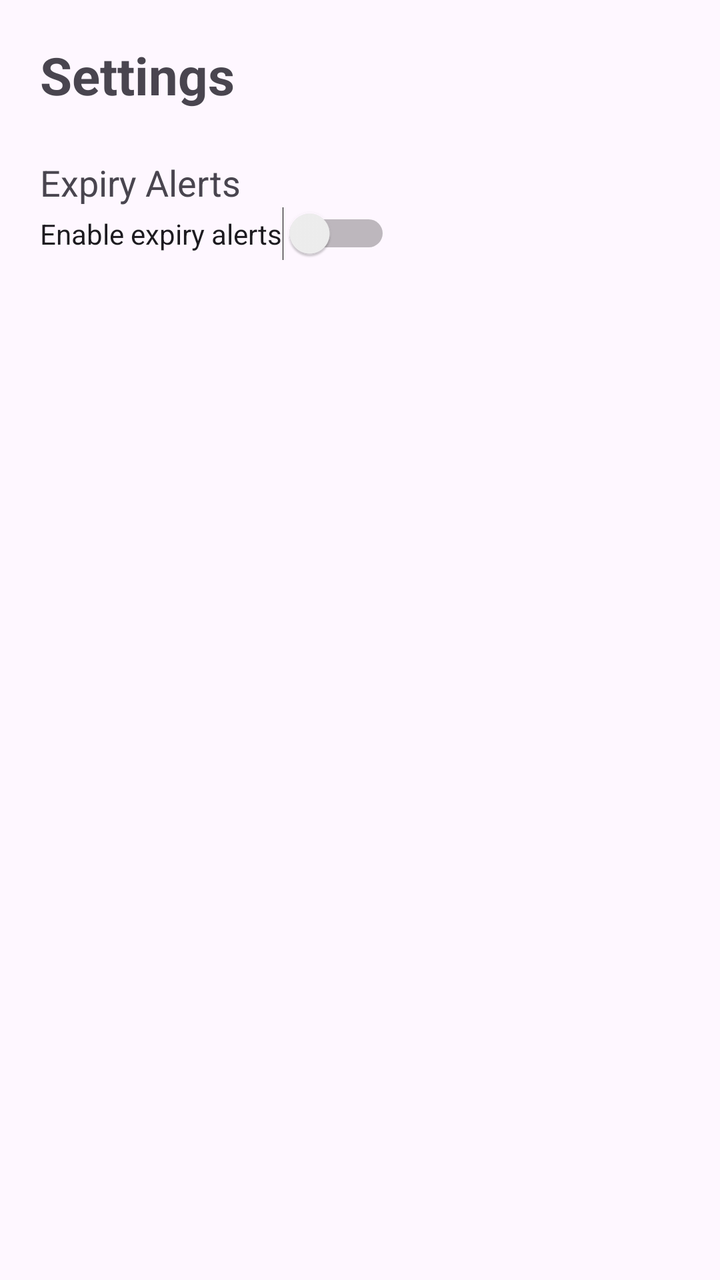
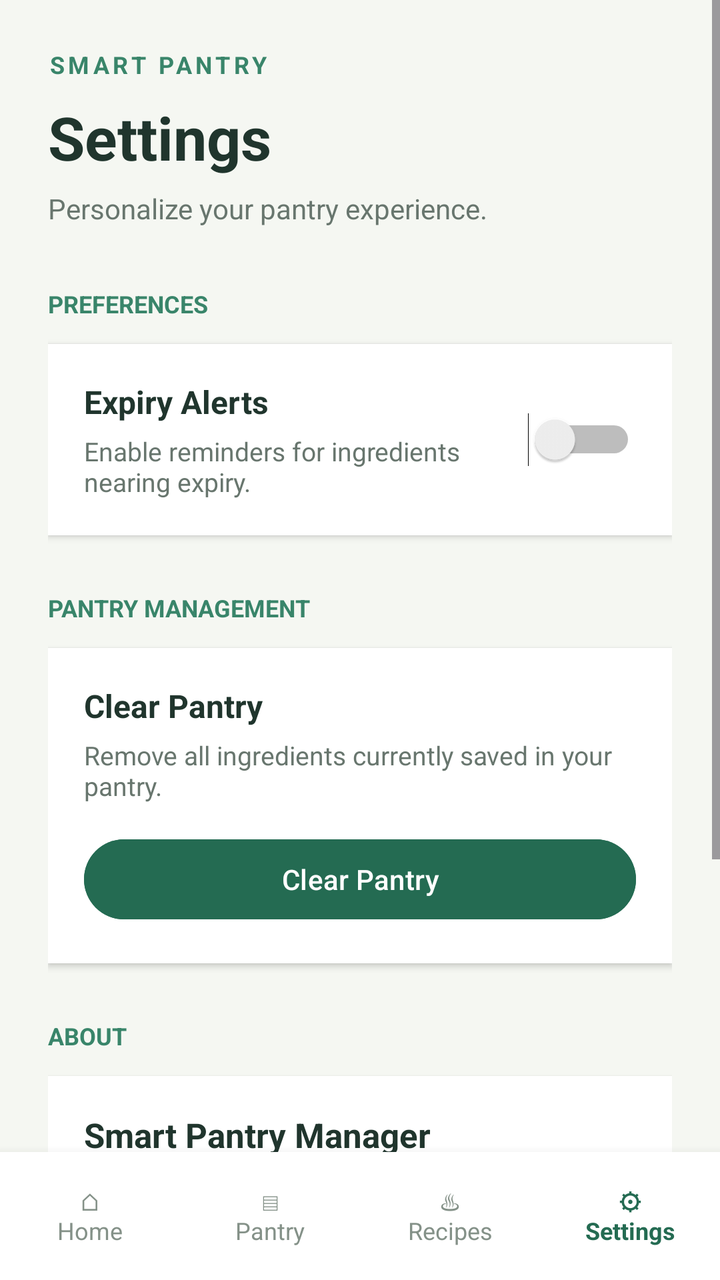

An Android layout rendered at two revisions. The XML below is the earlier revision; the diff shows what the commit changed to produce the second picture.
<!-- AndroidManifest.xml: application theme Theme.SmartPantryManager -->
<!-- res/layout/activity_settings.xml -->
<?xml version="1.0" encoding="utf-8"?>
<LinearLayout
    xmlns:android="http://schemas.android.com/apk/res/android"
    android:layout_width="match_parent"
    android:layout_height="match_parent"
    android:orientation="vertical"
    android:padding="20dp">

    <TextView
        android:layout_width="wrap_content"
        android:layout_height="wrap_content"
        android:text="Settings"
        android:textSize="26sp"
        android:textStyle="bold"/>

    <TextView
        android:layout_width="wrap_content"
        android:layout_height="wrap_content"
        android:text="Expiry Alerts"
        android:layout_marginTop="24dp"
        android:textSize="18sp"/>

    <Switch
        android:id="@+id/expiryAlertsSwitch"
        android:layout_width="wrap_content"
        android:layout_height="wrap_content"
        android:text="Enable expiry alerts"/>

</LinearLayout>
<!-- resources referenced by this layout -->
<resources>
  <style name="Theme.SmartPantryManager" parent="Base.Theme.SmartPantryManager" />
  <style name="Base.Theme.SmartPantryManager" parent="Theme.Material3.DayNight.NoActionBar">
          
          
      </style>
</resources>

<!-- the commit's change to res/layout/activity_settings.xml (unified diff, before → after) -->
@@ -4,26 +4,268 @@
     android:layout_width="match_parent"
     android:layout_height="match_parent"
     android:orientation="vertical"
-    android:padding="20dp">
-
-    <TextView
-        android:layout_width="wrap_content"
-        android:layout_height="wrap_content"
-        android:text="Settings"
-        android:textSize="26sp"
-        android:textStyle="bold"/>
-
-    <TextView
-        android:layout_width="wrap_content"
-        android:layout_height="wrap_content"
-        android:text="Expiry Alerts"
-        android:layout_marginTop="24dp"
-        android:textSize="18sp"/>
-
-    <Switch
-        android:id="@+id/expiryAlertsSwitch"
-        android:layout_width="wrap_content"
-        android:layout_height="wrap_content"
-        android:text="Enable expiry alerts"/>
+    android:background="#F5F7F2">
+
+    ```
+    
+    <ScrollView
+        android:layout_width="match_parent"
+        android:layout_height="0dp"
+        android:layout_weight="1"
+        android:fillViewport="true">
+
+        <LinearLayout
+            android:layout_width="match_parent"
+            android:layout_height="wrap_content"
+            android:orientation="vertical"
+            android:padding="24dp">
+
+            
+            <TextView
+                android:layout_width="wrap_content"
+                android:layout_height="wrap_content"
+                android:text="SMART PANTRY"
+                android:textColor="#39856A"
+                android:textSize="12sp"
+                android:textStyle="bold"
+                android:letterSpacing="0.15"/>
+
+            <TextView
+                android:layout_width="wrap_content"
+                android:layout_height="wrap_content"
+                android:text="Settings"
+                android:textColor="#20352D"
+                android:textSize="30sp"
+                android:textStyle="bold"
+                android:layout_marginTop="8dp"/>
+
+            <TextView
+                android:layout_width="wrap_content"
+                android:layout_height="wrap_content"
+                android:text="Personalize your pantry experience."
+                android:textColor="#68766E"
+                android:textSize="14sp"
+                android:layout_marginTop="6dp"/>
+
+            
+            <TextView
+                android:layout_width="wrap_content"
+                android:layout_height="wrap_content"
+                android:text="PREFERENCES"
+                android:textColor="#39856A"
+                android:textSize="12sp"
+                android:textStyle="bold"
+                android:layout_marginTop="30dp"
+                android:layout_marginBottom="12dp"/>
+
+            <LinearLayout
+                android:layout_width="match_parent"
+                android:layout_height="wrap_content"
+                android:orientation="horizontal"
+                android:gravity="center_vertical"
+                android:background="#FFFFFF"
+                android:padding="18dp"
+                android:elevation="2dp">
+
+                <LinearLayout
+                    android:layout_width="0dp"
+                    android:layout_height="wrap_content"
+                    android:layout_weight="1"
+                    android:orientation="vertical"
+                    android:paddingEnd="12dp">
+
+                    <TextView
+                        android:layout_width="wrap_content"
+                        android:layout_height="wrap_content"
+                        android:text="Expiry Alerts"
+                        android:textColor="#20352D"
+                        android:textSize="16sp"
+                        android:textStyle="bold"/>
+
+                    <TextView
+                        android:layout_width="wrap_content"
+                        android:layout_height="wrap_content"
+                        android:text="Enable reminders for ingredients nearing expiry."
+                        android:textColor="#68766E"
+                        android:textSize="13sp"
+                        android:layout_marginTop="5dp"/>
+
+                </LinearLayout>
+
+                <Switch
+                    android:id="@+id/expiryAlertsSwitch"
+                    android:layout_width="wrap_content"
+                    android:layout_height="wrap_content"
+                    android:contentDescription="Enable or disable expiry alert preferences"
+                    android:buttonTint="#246B52"/>
+
+            </LinearLayout>
+
+            
+            <TextView
+                android:layout_width="wrap_content"
+                android:layout_height="wrap_content"
+                android:text="PANTRY MANAGEMENT"
+                android:textColor="#39856A"
+                android:textSize="12sp"
+                android:textStyle="bold"
+                android:layout_marginTop="28dp"
+                android:layout_marginBottom="12dp"/>
+
+            <LinearLayout
+                android:layout_width="match_parent"
+                android:layout_height="wrap_content"
+                android:orientation="vertical"
+                android:background="#FFFFFF"
+                android:elevation="2dp"
+                android:padding="18dp">
+
+                <TextView
+                    android:layout_width="wrap_content"
+                    android:layout_height="wrap_content"
+                    android:text="Clear Pantry"
+                    android:textColor="#20352D"
+                    android:textSize="16sp"
+                    android:textStyle="bold"/>
+
+                <TextView
+                    android:layout_width="match_parent"
+                    android:layout_height="wrap_content"
+                    android:text="Remove all ingredients currently saved in your pantry."
+                    android:textColor="#68766E"
+                    android:textSize="13sp"
+                    android:layout_marginTop="5dp"/>
+
+                <Button
+                    android:id="@+id/btnClearPantry"
+                    android:layout_width="match_parent"
+                    android:layout_height="wrap_content"
+                    android:text="Clear Pantry"
+                    android:textAllCaps="false"
+                    android:textColor="#FFFFFF"
+                    android:backgroundTint="#246B52"
+                    android:layout_marginTop="14dp"/>
+
+            </LinearLayout>
+
+            
+            <TextView
+                android:layout_width="wrap_content"
+                android:layout_height="wrap_content"
+                android:text="ABOUT"
+                android:textColor="#39856A"
+                android:textSize="12sp"
+                android:textStyle="bold"
+                android:layout_marginTop="28dp"
+                android:layout_marginBottom="12dp"/>
+
+            <LinearLayout
+                android:layout_width="match_parent"
+                android:layout_height="wrap_content"
+                android:orientation="vertical"
+                android:background="#FFFFFF"
+                android:elevation="2dp"
+                android:padding="18dp">
+
+                <TextView
+                    android:layout_width="wrap_content"
+                    android:layout_height="wrap_content"
+                    android:text="Smart Pantry Manager"
+                    android:textColor="#20352D"
+                    android:textSize="17sp"
+                    android:textStyle="bold"/>
+
+                <TextView
+                    android:layout_width="match_parent"
+                    android:layout_height="wrap_content"
+                    android:text="Organize ingredients, manage your pantry, and discover recipes based on the ingredients you have available."
+                    android:textColor="#68766E"
+                    android:textSize="14sp"
+                    android:lineSpacingExtra="4dp"
+                    android:layout_marginTop="8dp"/>
+
+                <TextView
+                    android:layout_width="wrap_content"
+                    android:layout_height="wrap_content"
+                    android:text="Version 1.0"
+                    android:textColor="#39856A"
+                    android:textSize="12sp"
+                    android:textStyle="bold"
+                    android:layout_marginTop="14dp"/>
+
+            </LinearLayout>
+
+            <TextView
+                android:layout_width="match_parent"
+                android:layout_height="wrap_content"
+                android:text="PLAN SMARTER  •  COOK BETTER  •  WASTE LESS"
+                android:textColor="#849188"
+                android:textSize="10sp"
+                android:textStyle="bold"
+                android:gravity="center"
+                android:layout_marginTop="28dp"
+                android:layout_marginBottom="12dp"/>
+
+        </LinearLayout>
+
+    </ScrollView>
+
+    
+    <LinearLayout
+        android:layout_width="match_parent"
+        android:layout_height="64dp"
+        android:orientation="horizontal"
+        android:gravity="center"
+        android:background="#FFFFFF"
+        android:elevation="8dp">
+
+        <TextView
+            android:layout_width="0dp"
+            android:layout_height="match_parent"
+            android:layout_weight="1"
+            android:gravity="center"
+            android:text="⌂\nHome"
+            android:textColor="#849188"
+            android:textSize="12sp"
+            android:onClick="openHome"
+            android:clickable="true"
+            android:focusable="true"/>
+
+        <TextView
+            android:layout_width="0dp"
+            android:layout_height="match_parent"
+            android:layout_weight="1"
+            android:gravity="center"
+            android:text="▤\nPantry"
+            android:textColor="#849188"
+            android:textSize="12sp"
+            android:onClick="openPantry"
+            android:clickable="true"
+            android:focusable="true"/>
+
+        <TextView
+            android:layout_width="0dp"
+            android:layout_height="match_parent"
+            android:layout_weight="1"
+            android:gravity="center"
+            android:text="♨\nRecipes"
+            android:textColor="#849188"
+            android:textSize="12sp"
+            android:onClick="openRecipes"
+            android:clickable="true"
+            android:focusable="true"/>
+
+        <TextView
+            android:layout_width="0dp"
+            android:layout_height="match_parent"
+            android:layout_weight="1"
+            android:gravity="center"
+            android:text="⚙\nSettings"
+            android:textColor="#246B52"
+            android:textStyle="bold"
+            android:textSize="12sp"/>
+
+    </LinearLayout>
+    ```
 
 </LinearLayout>
